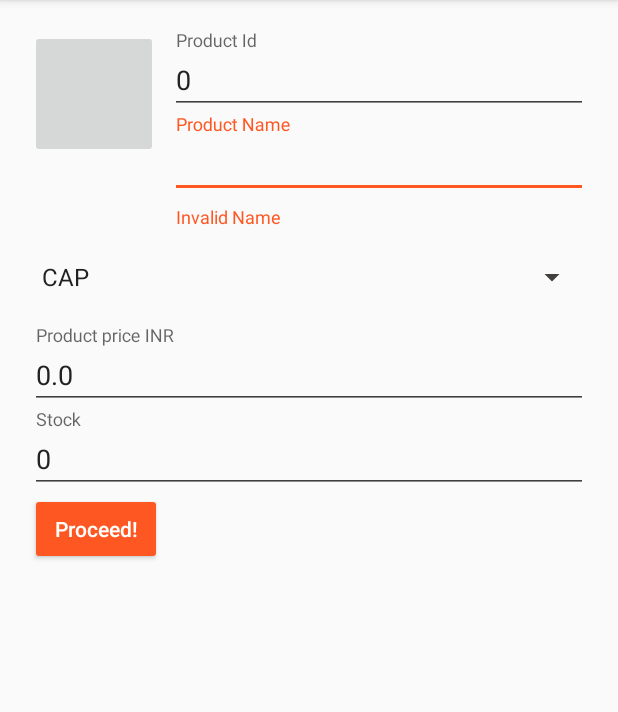
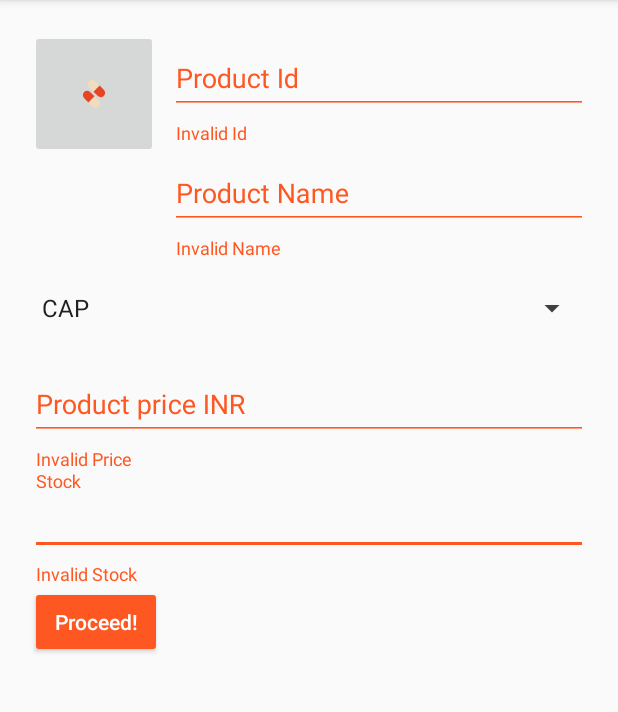
Before and after one commit to Chirag-sam/SGN-Admin, an Android app: the EditActivity screen opened directly, with no data from a screen before it, after a tap on "Proceed!", on a phone screen of 412 x 824 dp, the part 84-796 px from its top. Run offline under Robolectric (Android 15) with nearby library versions, the light colour scheme and no system bars; our stand-ins replace Firebase (no records; nobody signed in at launch, a user with empty details on screens opened directly); libraries missing offline, so code that uses them is left out: com.mikelau.croperino; 10 statements that could not run were skipped.

Commit message:
Minor Fixes

```diff
--- a/app/src/main/java/com/example/chirag/sgnadmin/edit.java
+++ b/app/src/main/java/com/example/chirag/sgnadmin/EditActivity.java
@@ -12,6 +12,7 @@ import android.support.v4.content.ContextCompat;
 import android.support.v7.app.AppCompatActivity;
 import android.os.Bundle;
 import android.text.TextUtils;
+import android.util.Log;
 import android.view.View;
 import android.widget.ArrayAdapter;
 import android.widget.Button;
@@ -22,8 +23,11 @@ import android.widget.Spinner;
 import com.bumptech.glide.Glide;
 import com.google.android.gms.tasks.OnFailureListener;
 import com.google.android.gms.tasks.OnSuccessListener;
+import com.google.firebase.database.DataSnapshot;
+import com.google.firebase.database.DatabaseError;
 import com.google.firebase.database.DatabaseReference;
 import com.google.firebase.database.FirebaseDatabase;
+import com.google.firebase.database.ValueEventListener;
 import com.google.firebase.storage.FirebaseStorage;
 import com.google.firebase.storage.StorageReference;
 import com.google.firebase.storage.UploadTask;
@@ -34,7 +38,7 @@ import com.mikelau.croperino.CroperinoFileUtil;
 import java.util.ArrayList;
 import java.util.Arrays;
 
-public class edit extends AppCompatActivity {
+public class EditActivity extends AppCompatActivity {
 
     private ImageButton mProfile;
     private String photoUrl;
@@ -43,7 +47,7 @@ public class edit extends AppCompatActivity {
     private StorageReference imagesRef;
 
     private DatabaseReference ref;
-
+    private Product p=new Product();
     private ArrayList<String> cate;
     private  String[] text={
             "CAP",
@@ -96,6 +100,27 @@ public class edit extends AppCompatActivity {
         super.onCreate(savedInstanceState);
         setContentView(R.layout.activity_edit);
 
+        mProfile = (ImageButton) findViewById(R.id.picture);
+        final TextInputLayout idlt = (TextInputLayout)findViewById(R.id.idlt);
+        final EditText id=(EditText)findViewById(R.id.id);
+        final TextInputLayout namelt = (TextInputLayout)findViewById(R.id.namelt);
+        final EditText name=(EditText)findViewById(R.id.name);
+        final TextInputLayout catlt = (TextInputLayout)findViewById(R.id.catlt);
+        final Spinner cat=(Spinner)findViewById(R.id.cat);
+//        String[] cities = getResources().getStringArray(R.array.categories);
+//        final ArrayList<String> categories=new ArrayList<>(Arrays.asList(cities));
+        final ArrayAdapter<String> catadapt = new ArrayAdapter<>(this,
+                android.R.layout.simple_dropdown_item_1line, text);
+        cat.setAdapter(catadapt);
+        cate=new ArrayList<>(Arrays.asList(text));
+        final TextInputLayout pricelt = (TextInputLayout)findViewById(R.id.pricelt);
+        final EditText price=(EditText)findViewById(R.id.price);
+
+        final TextInputLayout stocklt = (TextInputLayout)findViewById(R.id.stocklt);
+        final EditText stock=(EditText)findViewById(R.id.stock);
+
+
+
 
 
 
@@ -103,73 +128,56 @@ public class edit extends AppCompatActivity {
 
 
         Bundle b2 = getIntent().getExtras();
-        String nameb=b2.getString("name");
-        int prdidb=b2.getInt("productid");
-        String catb=b2.getString("cat");
-        String picb=b2.getString("pic");
-        int stockb=b2.getInt("stock");
-        double priceb = b2.getDouble("price");
-        int catpos = b2.getInt("catpos");
 
+        final int prdidb=b2.getInt("productid");
 
 
         //FirebaseUser userau = FirebaseAuth.getInstance().getCurrentUser();
         storage = FirebaseStorage.getInstance();
         storageRef = storage.getReferenceFromUrl("gs://sgn-pharmacy.appspot.com/");
         ref= FirebaseDatabase.getInstance().getReference();
+        ref.child("products").child(String.valueOf(prdidb)).addListenerForSingleValueEvent(new ValueEventListener() {
+            @Override
+            public void onDataChange(DataSnapshot dataSnapshot) {
+
+                p=dataSnapshot.getValue(Product.class);
+                id.setText(String.valueOf(p.getPid()));
+                name.setText(p.getName());
+                price.setText(String.valueOf(p.getPrice()));
+                stock.setText(String.valueOf(p.getStock()));
+                cat.setSelection(cate.indexOf(p.getCategory()));
+                if (p.getPicture()!=null)
+                {   mProfile.setPadding(0,0,0,0);
+                    Glide.with(EditActivity.this).load(p.getPicture()).into(mProfile);
+                    int pos=cate.indexOf(p.getCategory());
+                    mProfile.setImageResource(Imageid[pos]);
+                }
+                else {
+
+
+                    int pos=cate.indexOf(p.getCategory());
+                    mProfile.setPadding(50,50,50,50);
+                    mProfile.setImageResource(Imageid[pos]);
+
+                }
+            }
+
+            @Override
+            public void onCancelled(DatabaseError databaseError) {
+
+            }
+        });
 
 
 
-        cate=new ArrayList<>(Arrays.asList(text));
 
 
 
         new CroperinoConfig("IMG_" + System.currentTimeMillis() + ".jpg", "/MikeLau/Pictures", Environment.getExternalStorageDirectory().getPath());
-        CroperinoFileUtil.setupDirectory(edit.this);
-
-        mProfile = (ImageButton) findViewById(R.id.picture);
-        final TextInputLayout idlt = (TextInputLayout)findViewById(R.id.idlt);
-        final EditText id=(EditText)findViewById(R.id.id);
-        final TextInputLayout namelt = (TextInputLayout)findViewById(R.id.namelt);
-        final EditText name=(EditText)findViewById(R.id.name);
-        final TextInputLayout catlt = (TextInputLayout)findViewById(R.id.catlt);
-        final Spinner cat=(Spinner)findViewById(R.id.cat);
-        String[] cities = getResources().getStringArray(R.array.categories);
-        final ArrayAdapter<String> catadapt = new ArrayAdapter<>(this,
-                android.R.layout.simple_dropdown_item_1line, cities);
-        cat.setAdapter(catadapt);
-
-        final TextInputLayout pricelt = (TextInputLayout)findViewById(R.id.pricelt);
-        final EditText price=(EditText)findViewById(R.id.price);
-
-        final TextInputLayout stocklt = (TextInputLayout)findViewById(R.id.stocklt);
-        final EditText stock=(EditText)findViewById(R.id.stock);
+        CroperinoFileUtil.setupDirectory(EditActivity.this);
 
 
-        String p = String.valueOf(priceb);
-        String pidd = String.valueOf(prdidb);
-        String piddd = String.valueOf(stockb);
 
-        id.setText(pidd);
-        name.setText(nameb);
-        price.setText(p);
-        stock.setText(piddd);
-        cat.setSelection(catpos);
-
-        if (picb!=null)
-        {   mProfile.setPadding(0,0,0,0);
-            Glide.with(edit.this).load(picb).into(mProfile);
-            int pos=cate.indexOf(catb);
-            mProfile.setImageResource(Imageid[pos]);
-        }
-        else {
-
-
-            int pos=cate.indexOf(catb);
-            mProfile.setPadding(50,50,50,50);
-            mProfile.setImageResource(Imageid[pos]);
-
-        }
 
 
 
@@ -186,7 +194,7 @@ public class edit extends AppCompatActivity {
                 }
                 else {
                     imagesRef = storageRef.child("images").child("picture").child(a);
-                    if (CroperinoFileUtil.verifyStoragePermissions(edit.this)) {
+                    if (CroperinoFileUtil.verifyStoragePermissions(EditActivity.this)) {
                         prepareChooser();
                     }}
             }
@@ -244,12 +252,10 @@ public class edit extends AppCompatActivity {
                     focusView.requestFocus();
                 } else {
                     DatabaseReference mDatabase = ref.child("products");
-                    mDatabase.child(a).child("category").setValue(c);
-                    mDatabase.child(a).setValue(a);
-                    mDatabase.child(a).child("name").setValue(b);
-                    mDatabase.child(a).child("pid").setValue(a);
-                    mDatabase.child(a).child("price").setValue(f);
-                    mDatabase.child(a).child("stock").setValue(h);
+                    Product px=new Product(Integer.parseInt(a),b,c,Double.parseDouble(f),Integer.parseInt(h),null);
+                    ref.child("products").child(String.valueOf(prdidb)).setValue(null);
+                    mDatabase.child(a).setValue(px);
+
                     finish();
 
 
@@ -262,11 +268,11 @@ public class edit extends AppCompatActivity {
 
     }
     private void prepareChooser() {
-        Croperino.prepareChooser(edit.this, "Change Picture", ContextCompat.getColor(edit.this, android.R.color.background_dark));
+        Croperino.prepareChooser(EditActivity.this, "Change Picture", ContextCompat.getColor(EditActivity.this, android.R.color.background_dark));
     }
 
     private void prepareCamera() {
-        Croperino.prepareCamera(edit.this);
+        Croperino.prepareCamera(EditActivity.this);
     }
 
     @Override
@@ -276,13 +282,13 @@ public class edit extends AppCompatActivity {
         switch (requestCode) {
             case CroperinoConfig.REQUEST_TAKE_PHOTO:
                 if (resultCode == Activity.RESULT_OK) {
-                    Croperino.runCropImage(CroperinoFileUtil.getmFileTemp(), edit.this, true, 1, 1, 0, 0);
+                    Croperino.runCropImage(CroperinoFileUtil.getmFileTemp(), EditActivity.this, true, 1, 1, 0, 0);
                 }
                 break;
             case CroperinoConfig.REQUEST_PICK_FILE:
                 if (resultCode == Activity.RESULT_OK) {
-                    CroperinoFileUtil.newGalleryFile(data, edit.this);
-                    Croperino.runCropImage(CroperinoFileUtil.getmFileTemp(), edit.this, true, 1, 1, 0, 0);
+                    CroperinoFileUtil.newGalleryFile(data, EditActivity.this);
+                    Croperino.runCropImage(CroperinoFileUtil.getmFileTemp(), EditActivity.this, true, 1, 1, 0, 0);
                 }
                 break;
             case CroperinoConfig.REQUEST_CROP_PHOTO:
--- a/app/src/main/java/com/example/chirag/sgnadmin/MainActivity.java
+++ b/app/src/main/java/com/example/chirag/sgnadmin/MainActivity.java
@@ -27,21 +27,21 @@ public class MainActivity extends AppCompatActivity {
         add.setOnClickListener(new View.OnClickListener() {
             @Override
             public void onClick(View view) {
-                Intent i = new Intent(MainActivity.this, add.class);
+                Intent i = new Intent(MainActivity.this, AddProductActivity.class);
                 startActivity(i);
             }
         });
         edit.setOnClickListener(new View.OnClickListener() {
             @Override
             public void onClick(View view) {
-                Intent i = new Intent(MainActivity.this, categories.class);
+                Intent i = new Intent(MainActivity.this, DisplayCategories.class);
                 startActivity(i);
             }
         });
         orders.setOnClickListener(new View.OnClickListener() {
             @Override
             public void onClick(View view) {
-                Intent i = new Intent(MainActivity.this, orders.class);
+                Intent i = new Intent(MainActivity.this, OrdersActivity.class);
                 startActivity(i);
             }
         });
--- a/app/src/main/java/com/example/chirag/sgnadmin/orders.java
+++ b/app/src/main/java/com/example/chirag/sgnadmin/OrdersActivity.java
@@ -3,7 +3,7 @@ package com.example.chirag.sgnadmin;
 import android.support.v7.app.AppCompatActivity;
 import android.os.Bundle;
 
-public class orders extends AppCompatActivity {
+public class OrdersActivity extends AppCompatActivity {
 
     @Override
     protected void onCreate(Bundle savedInstanceState) {
--- a/app/src/main/res/layout/activity_categories.xml
+++ b/app/src/main/res/layout/activity_categories.xml
@@ -7,7 +7,7 @@
     android:layout_height="match_parent"
 
     android:gravity="center_horizontal"
-    tools:context=".categories">
+    tools:context=".DisplayCategories">
 
 
     <GridView xmlns:android="http://schemas.android.com/apk/res/android"
--- a/app/src/main/res/layout/activity_orders.xml
+++ b/app/src/main/res/layout/activity_orders.xml
@@ -5,7 +5,7 @@
     android:id="@+id/activity_myorders"
     android:layout_width="match_parent"
     android:layout_height="match_parent"
-    tools:context=".orders">
+    tools:context=".OrdersActivity">
     <android.support.v7.widget.RecyclerView android:layout_width="match_parent"
         android:id="@+id/recycl"
         android:layout_height="wrap_content"/>
--- a/build.gradle
+++ b/build.gradle
@@ -5,7 +5,7 @@ buildscript {
         jcenter()
     }
     dependencies {
-        classpath 'com.android.tools.build:gradle:2.2.3'
+        classpath 'com.android.tools.build:gradle:2.3.0'
         classpath 'com.google.gms:google-services:3.0.0'
 
 
```
Also changed, not shown: app/build.gradle (+7 -7 lines), app/src/main/AndroidManifest.xml (+4 -4 lines), app/src/main/java/com/example/chirag/sgnadmin/AddProductActivity.java (renamed from app/src/main/java/com/example/chirag/sgnadmin/add.java, +9 -12 lines), app/src/main/java/com/example/chirag/sgnadmin/DetailedOrderAdapter.java (+21 -1 lines), app/src/main/java/com/example/chirag/sgnadmin/DetailedOrderHolder.java (deleted, +0 -35 lines), app/src/main/java/com/example/chirag/sgnadmin/DisplayCategories.java (renamed from app/src/main/java/com/example/chirag/sgnadmin/categories.java, +4 -41 lines), app/src/main/java/com/example/chirag/sgnadmin/DisplayProducts.java (+3 -32 lines), app/src/main/java/com/example/chirag/sgnadmin/OrdersAdapter.java (+27 -6 lines), app/src/main/java/com/example/chirag/sgnadmin/OrdersHolder.java (deleted, +0 -40 lines), app/src/main/java/com/example/chirag/sgnadmin/ProductAdapter.java (+37 -20 lines), app/src/main/java/com/example/chirag/sgnadmin/ProductHolder.java (deleted, +0 -61 lines), gradle/wrapper/gradle-wrapper.properties, 1 other file.
